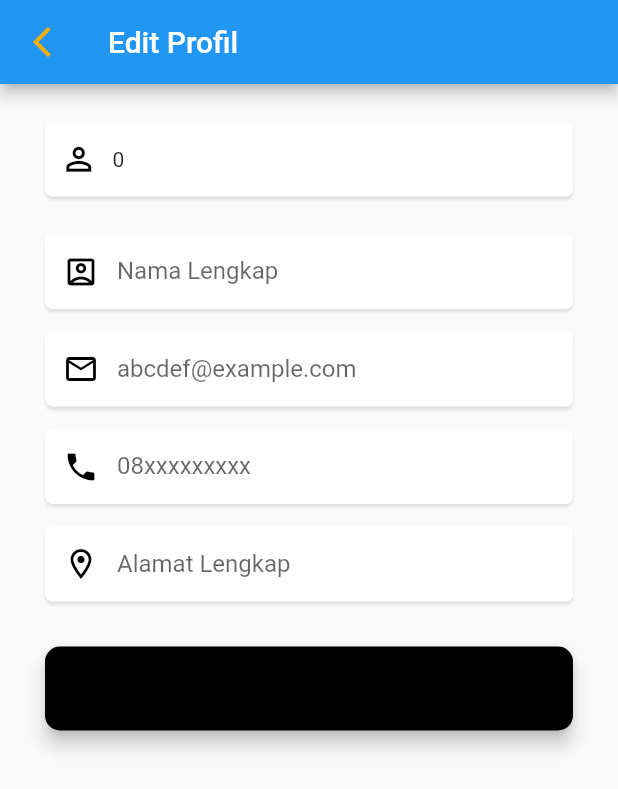
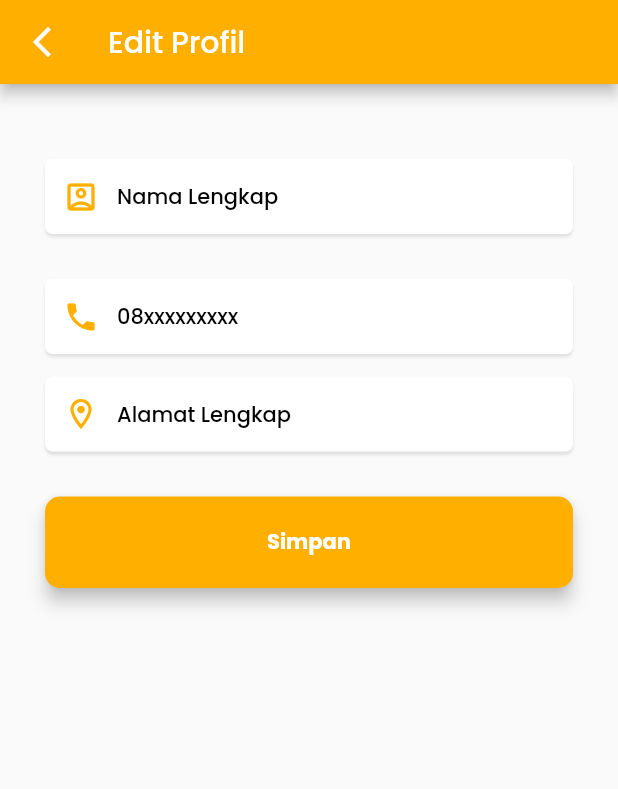
Before and after one commit to achmadtaufiqhidayat/Prototype_MobileFramework_SF, a Flutter app: the editProf screen opened directly, on a phone screen of 412 x 824 dp. Shown: the top 789 px of the screen. Run offline on Flutter 3.47's test engine with Material 2 defaults, Android fonts, the light colour scheme and no system bars; our stand-ins replace cool_alert, dropdown_button2, google_fonts, google_nav_bar, page_transition, smooth_page_indicator.

Commit message:
update edit profil

```diff
--- a/prototype_mobile_sultanfarm/lib/view/EditProfil.dart
+++ b/prototype_mobile_sultanfarm/lib/view/EditProfil.dart
@@ -1,5 +1,6 @@
 import 'dart:convert';
 import 'package:flutter/material.dart';
+import 'package:google_fonts/google_fonts.dart';
 import 'package:http/http.dart' as http;
 
 class editProf extends StatefulWidget {
@@ -23,52 +24,57 @@ class _editProfState extends State<editProf> {
               Navigator.pop(context);
             },
             icon: Icon(Icons.arrow_back_ios_new)),
-        iconTheme: IconThemeData(color: Color(0xFFFFAF00)),
+        iconTheme: IconThemeData(color: Colors.white),
         title: Text(
           "Edit Profil",
+          style: GoogleFonts.getFont(
+            'Poppins',
+            color: Colors.white,
+            fontWeight: FontWeight.w500,
+          ),
         ),
-        // backgroundColor: color_background,
+        backgroundColor: Color(0xFFFFAF00),
       ),
       body: Padding(
         padding: const EdgeInsets.symmetric(horizontal: 30.0),
         child: ListView(
           children: [
             SizedBox(height: 25.0),
-            Container(
-              height: 50,
-              alignment: Alignment.centerLeft,
-              decoration: BoxDecoration(
-                  color: Colors.white,
-                  borderRadius: BorderRadius.circular(5),
-                  boxShadow: [
-                    BoxShadow(
-                      color: Colors.grey.shade300,
-                      blurRadius: 1,
-                      offset: Offset(0, 2),
-                    )
-                  ]),
-              child: Row(
-                children: [
-                  Column(
-                    children: [
-                      Padding(
-                        padding: const EdgeInsets.only(
-                            right: 10.0, left: 10.0, top: 12.5, bottom: 12.5),
-                        child: Icon(Icons.perm_identity_sharp,
-                            color: Colors.black, size: 25),
-                      ),
-                    ],
-                  ),
-                  Text.rich(
-                    TextSpan(
-                      text: iduser.toString(),
-                      // style: defaultText.headline6
-                      //     ?.apply(color: Color.fromRGBO(68, 93, 192, 1.0)),
-                    ),
-                  ),
-                ],
-              ),
-            ),
+            // Container(
+            //   height: 50,
+            //   alignment: Alignment.centerLeft,
+            //   decoration: BoxDecoration(
+            //       color: Colors.white,
+            //       borderRadius: BorderRadius.circular(5),
+            //       boxShadow: [
+            //         BoxShadow(
+            //           color: Colors.grey.shade300,
+            //           blurRadius: 1,
+            //           offset: Offset(0, 2),
+            //         )
+            //       ]),
+            //   child: Row(
+            //     children: [
+            //       Column(
+            //         children: [
+            //           Padding(
+            //             padding: const EdgeInsets.only(
+            //                 right: 10.0, left: 10.0, top: 12.5, bottom: 12.5),
+            //             child: Icon(Icons.perm_identity_sharp,
+            //                 color: Colors.black, size: 25),
+            //           ),
+            //         ],
+            //       ),
+            //       // Text.rich(
+            //       //   TextSpan(
+            //       //     text: iduser.toString(),
+            //       //     // style: defaultText.headline6
+            //       //     //     ?.apply(color: Color.fromRGBO(68, 93, 192, 1.0)),
+            //       //   ),
+            //       // ),
+            //     ],
+            //   ),
+            // ),
             SizedBox(height: 25.0),
             Container(
               height: 50,
@@ -86,51 +92,62 @@ class _editProfState extends State<editProf> {
               child: TextFormField(
                 controller: controllerNama,
                 keyboardType: TextInputType.text,
-                style: TextStyle(color: Colors.black),
+                style: GoogleFonts.getFont(
+                  'Poppins',
+                  color: Colors.black,
+                  fontWeight: FontWeight.w500,
+                  fontSize: 14,
+                ),
                 decoration: InputDecoration(
                   border: InputBorder.none,
                   contentPadding: EdgeInsets.only(top: 14),
                   prefixIcon: Icon(
                     Icons.account_box_outlined,
-                    color: Colors.black,
+                    color: Color(0xFFFFAF00),
                   ),
                   hintText: 'Nama Lengkap',
+                  hintStyle: GoogleFonts.getFont(
+                    'Poppins',
+                    color: Colors.black,
+                    fontWeight: FontWeight.w500,
+                    fontSize: 14,
+                  ),
                   // hintStyle: defaultText.subtitle1
                   //     ?.apply(color: Colors.grey.shade500),
                 ),
               ),
             ),
             SizedBox(height: 15.0),
-            Container(
-              height: 50,
-              alignment: Alignment.centerLeft,
-              decoration: BoxDecoration(
-                  color: Colors.white,
-                  borderRadius: BorderRadius.circular(5),
-                  boxShadow: [
-                    BoxShadow(
-                      color: Colors.grey.shade300,
-                      blurRadius: 1,
-                      offset: Offset(0, 2),
-                    )
-                  ]),
-              child: TextField(
-                controller: controllerEmail,
-                keyboardType: TextInputType.emailAddress,
-                style: TextStyle(color: Colors.black),
-                decoration: InputDecoration(
-                  border: InputBorder.none,
-                  contentPadding: EdgeInsets.only(top: 14),
-                  prefixIcon: Icon(
-                    Icons.email_outlined,
-                    color: Colors.black,
-                  ),
-                  hintText: 'abcdef@example.com',
-                  // hintStyle: defaultText.subtitle1
-                  //     ?.apply(color: Colors.grey.shade500),
-                ),
-              ),
-            ),
+            // Container(
+            //   height: 50,
+            //   alignment: Alignment.centerLeft,
+            //   decoration: BoxDecoration(
+            //       color: Colors.white,
+            //       borderRadius: BorderRadius.circular(5),
+            //       boxShadow: [
+            //         BoxShadow(
+            //           color: Colors.grey.shade300,
+            //           blurRadius: 1,
+            //           offset: Offset(0, 2),
+            //         )
+            //       ]),
+            //   child: TextField(
+            //     controller: controllerEmail,
+            //     keyboardType: TextInputType.emailAddress,
+            //     style: TextStyle(color: Colors.black),
+            //     decoration: InputDecoration(
+            //       border: InputBorder.none,
+            //       contentPadding: EdgeInsets.only(top: 14),
+            //       prefixIcon: Icon(
+            //         Icons.email_outlined,
+            //         color: Colors.black,
+            //       ),
+            //       hintText: 'abcdef@example.com',
+            //       // hintStyle: defaultText.subtitle1
+            //       //     ?.apply(color: Colors.grey.shade500),
+            //     ),
+            //   ),
+            // ),
             // SizedBox(height: 15.0),
             // Container(
             //   alignment: Alignment.centerLeft,
@@ -178,15 +195,26 @@ class _editProfState extends State<editProf> {
               child: TextField(
                 controller: controllerNohp,
                 keyboardType: TextInputType.text,
-                style: TextStyle(color: Colors.black),
+                style: GoogleFonts.getFont(
+                  'Poppins',
+                  color: Colors.black,
+                  fontWeight: FontWeight.w500,
+                  fontSize: 14,
+                ),
                 decoration: InputDecoration(
                   border: InputBorder.none,
                   contentPadding: EdgeInsets.only(top: 14),
                   prefixIcon: Icon(
                     Icons.phone,
-                    color: Colors.black,
+                    color: Color(0xFFFFAF00),
                   ),
                   hintText: '08xxxxxxxxx',
+                  hintStyle: GoogleFonts.getFont(
+                    'Poppins',
+                    color: Colors.black,
+                    fontWeight: FontWeight.w500,
+                    fontSize: 14,
+                  ),
                   // hintStyle: defaultText.subtitle1
                   //     ?.apply(color: Colors.grey.shade500),
                 ),
@@ -209,15 +237,26 @@ class _editProfState extends State<editProf> {
               child: TextField(
                 controller: controllerAlamat,
                 keyboardType: TextInputType.text,
-                style: TextStyle(color: Colors.black),
+                style: GoogleFonts.getFont(
+                  'Poppins',
+                  color: Colors.black,
+                  fontWeight: FontWeight.w500,
+                  fontSize: 14,
+                ),
                 decoration: InputDecoration(
                   border: InputBorder.none,
                   contentPadding: EdgeInsets.only(top: 14),
                   prefixIcon: Icon(
                     Icons.location_on_outlined,
-                    color: Colors.black,
+                    color: Color(0xFFFFAF00),
                   ),
                   hintText: 'Alamat Lengkap',
+                  hintStyle: GoogleFonts.getFont(
+                    'Poppins',
+                    color: Colors.black,
+                    fontWeight: FontWeight.w500,
+                    fontSize: 14,
+                  ),
                   // hintStyle: defaultText.subtitle1
                   //     ?.apply(color: Colors.grey.shade500),
                 ),
@@ -236,10 +275,12 @@ class _editProfState extends State<editProf> {
                 shape: RoundedRectangleBorder(
                   borderRadius: BorderRadius.circular(10),
                 ),
-                color: Colors.black,
+                color: Color(0xFFFFAF00),
                 padding: EdgeInsets.all(20),
                 child: Text(
                   "Simpan",
+                  style: GoogleFonts.getFont("Poppins",
+                      fontWeight: FontWeight.bold, color: Colors.white),
                   //  style: defaultText.headline5?.apply(color: Colors.white),
                 ),
               ),
```
